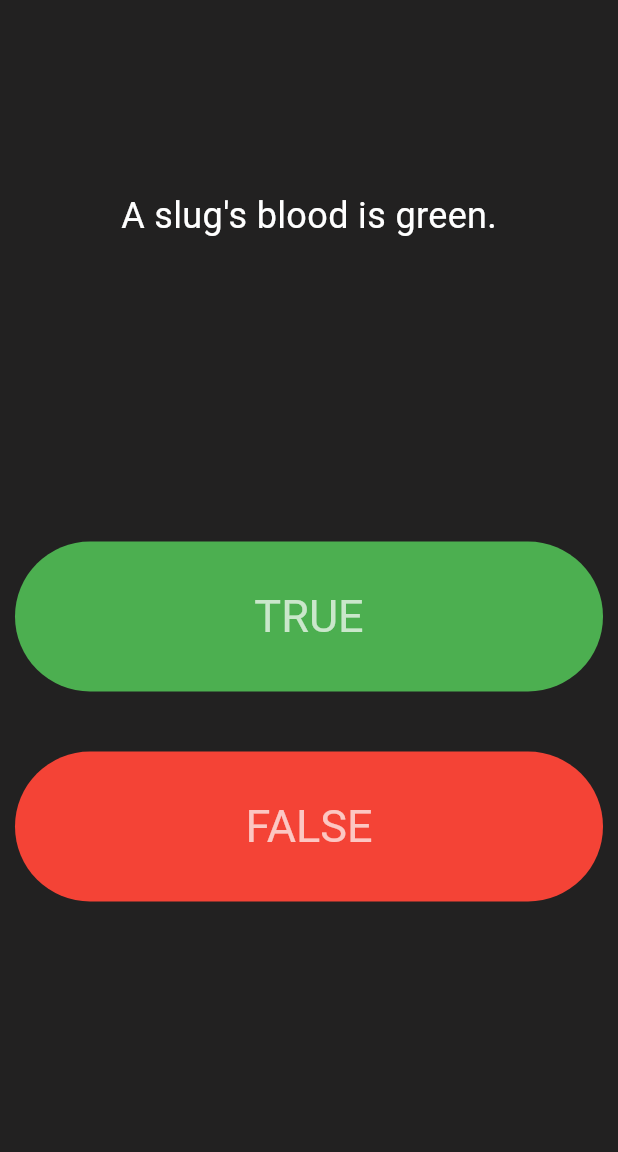
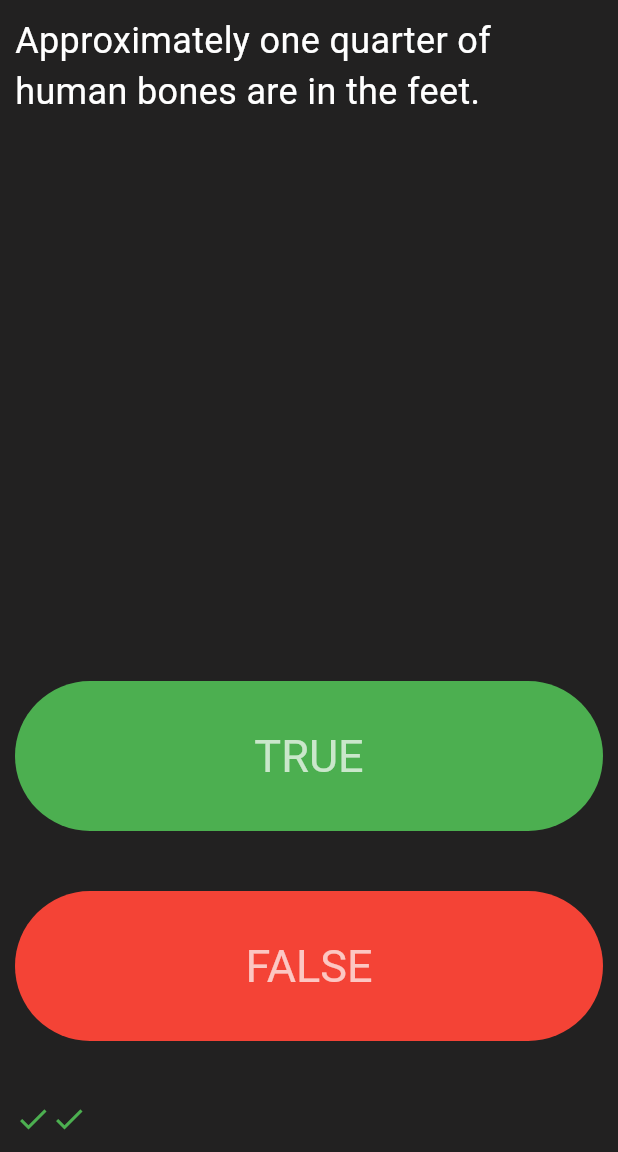
Before and after one commit to bluestemso/quizzler_foo, a Flutter app: the screen it shows after launch, after a tap on "TRUE", after a tap on "FALSE", on a phone screen of 412 x 824 dp, the part 84-1236 px from its top. Run offline on Flutter 3.47's test engine with Material 3 defaults, Android fonts, the light colour scheme and no system bars; our stand-ins replace rflutter_alert.

Commit message:
Finished project.

```diff
--- a/lib/main.dart
+++ b/lib/main.dart
@@ -1,4 +1,8 @@
 import 'package:flutter/material.dart';
+import 'package:rflutter_alert/rflutter_alert.dart';
+import 'quiz_brain.dart';
+
+QuizBrain quizBrain = QuizBrain();
 
 void main() => runApp(const MyApp());
 
@@ -31,16 +35,19 @@
 
   List<Icon> scoreKeeper = [];
 
-  List<String> questions = [
-    'You can lead a cow down stairs but not up stairs.',
-    'Approximately one quarter of human bones are in the feet.',
-    'A slug\'s blood is green.',
-  ];
-
-  int questionIndex = 0;
-
-  // Homepage functions go here
-
+  void checkAnswer(bool userPickedAnswer) {
+    if (quizBrain.isFinished()) {
+      Alert(context: context, title: 'Finished!', desc: 'You\'ve reached the end of the quiz.').show();
+      quizBrain.reset();
+      scoreKeeper = [];
+    } else {
+      if (quizBrain.getQuestionAnswer() == userPickedAnswer) {
+        scoreKeeper.add(Icon(Icons.check, color: Colors.green));
+      } else {
+        scoreKeeper.add(Icon(Icons.close, color: Colors.red));
+      }
+    }
+  }
 
   @override
   Widget build(BuildContext context) {
@@ -54,21 +61,25 @@
         color: Colors.black87,
         child: Center(
           child: Column(
-            mainAxisAlignment: MainAxisAlignment.center,
-            crossAxisAlignment: CrossAxisAlignment.stretch,
-            children: <Widget>[
+            mainAxisAlignment: MainAxisAlignment.start,
+            crossAxisAlignment: CrossAxisAlignment.center,
+            children: [
               Center(
                 child: Text(
-                  questions[questionIndex],
+                  quizBrain.getQuestionText(),
                   style: TextStyle(
                     fontSize: 24,
                     color: Colors.white,
                   ),
                 ),
               ),
-              SizedBox(
-                height: 200,
+              Expanded(
+                child: SizedBox()
               ),
+              Column(
+                mainAxisAlignment: MainAxisAlignment.end,
+                crossAxisAlignment: CrossAxisAlignment.stretch,
+                children: <Widget>[
                   TextButton(
                     style: ButtonStyle(
                       minimumSize: WidgetStatePropertyAll(Size.fromHeight(100)),
@@ -76,12 +87,13 @@
                       foregroundColor: WidgetStatePropertyAll(Colors.white70),
                       textStyle: WidgetStatePropertyAll(TextStyle(fontSize: 30)),
                     ),
+                    child: Text("TRUE"),
                     onPressed: () {
+                      checkAnswer(true);
                       setState(() {
-                    questionIndex++;
+                        quizBrain.nextQuestion();
                       });
                     },
-                child: Text("TRUE"),
                   ),
                   SizedBox(height: 40),
                   TextButton(
@@ -91,12 +103,13 @@
                       foregroundColor: WidgetStatePropertyAll(Colors.white70),
                       textStyle: WidgetStatePropertyAll(TextStyle(fontSize: 30)),
                     ),
+                    child: Text("FALSE"),
                     onPressed: () {
+                      checkAnswer(false);
                       setState(() {
-                    questionIndex++;
+                        quizBrain.nextQuestion();
                       });
                     },
-                child: Text("FALSE"),
                   ),
                   SizedBox(height: 40),
                   Row(
@@ -104,6 +117,8 @@
                   )
                 ],
               ),
+            ],
+          ),
         ),
       ),
     );
--- /dev/null
+++ b/lib/question.dart
@@ -0,0 +1,6 @@
+class Question {
+  String questionText;
+  bool questionAnswer;
+
+  Question(this.questionText, this.questionAnswer);
+}
--- /dev/null
+++ b/lib/quiz_brain.dart
@@ -0,0 +1,54 @@
+import 'question.dart';
+
+class QuizBrain {
+  int _questionNumber = 0;
+
+  final List<Question> _questionBank = [
+    Question('Some cats are actually allergic to humans', true),
+    Question('You can lead a cow down stairs but not up stairs.', false),
+    Question('Approximately one quarter of human bones are in the feet.', true),
+    Question('A slug\'s blood is green.', true),
+    Question('Buzz Aldrin\'s mother\'s maiden name was "Moon".', true),
+    Question('It is illegal to pee in the Ocean in Portugal.', true),
+    Question(
+        'No piece of square dry paper can be folded in half more than 7 times.',
+        false),
+    Question(
+        'In London, UK, if you happen to die in the House of Parliament, you are technically entitled to a state funeral, because the building is considered too sacred a place.',
+        true),
+    Question(
+        'The loudest sound produced by any animal is 188 decibels. That animal is the African Elephant.',
+        false),
+    Question(
+        'The total surface area of two human lungs is approximately 70 square metres.',
+        true),
+    Question('Google was originally called "Backrub".', true),
+    Question(
+        'Chocolate affects a dog\'s heart and nervous system; a few ounces are enough to kill a small dog.',
+        true),
+    Question(
+        'In West Virginia, USA, if you accidentally hit an animal with your car, you are free to take it home to eat.',
+        true),
+  ];
+
+  void nextQuestion() {
+    if (_questionNumber < _questionBank.length - 1) {
+      _questionNumber++;
+    }
+  }
+
+  bool isFinished() {
+    return _questionNumber >= _questionBank.length - 1;
+  }
+
+  void reset() => _questionNumber = 0;
+
+  String getQuestionText() {
+    return _questionBank[_questionNumber].questionText;
+  }
+
+  bool getQuestionAnswer() {
+    return _questionBank[_questionNumber].questionAnswer;
+  }
+
+}
--- a/pubspec.yaml
+++ b/pubspec.yaml
@@ -34,6 +34,7 @@
   # The following adds the Cupertino Icons font to your application.
   # Use with the CupertinoIcons class for iOS style icons.
   cupertino_icons: ^1.0.8
+  rflutter_alert: ^2.0.7
 
 dev_dependencies:
   flutter_test:
```
Also changed, not shown: pubspec.lock. Lines whose indentation alone changed are shown as unchanged.
